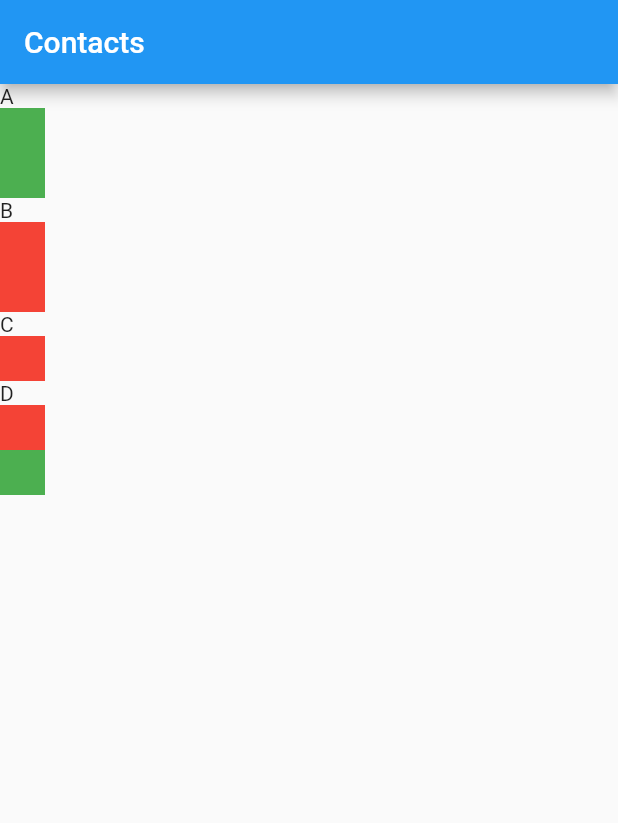
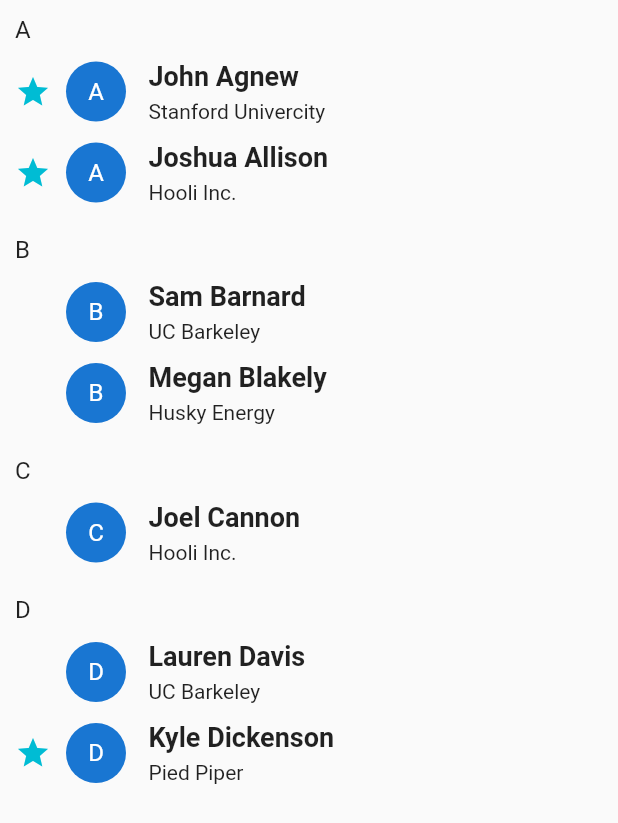
Before and after one commit to AndreyMokryj/radency-task2, a Flutter app: the screen it shows after launch, on a phone screen of 412 x 824 dp. Shown: the top 823 px of the screen. Run offline on Flutter 3.47's test engine with Material 2 defaults, Android fonts, the light colour scheme and no system bars.

Commit message:
Structure and styles ready

```diff
--- a/lib/contact_widget.dart
+++ b/lib/contact_widget.dart
@@ -1,6 +1,7 @@
 import 'package:flutter/material.dart';
 import 'package:radency_task2/main.dart';
 import 'package:radency_task2/model/contact.dart';
+import 'package:radency_task2/styles.dart';
 
 class ContactWidget extends StatefulWidget{
   final Contact user;
@@ -25,15 +26,37 @@ class _ContactWidgetState extends State<ContactWidget> {
       children: [
         GestureDetector(
           child: Container(
-            width: 30,
-            height: 30,
-            color: user.favourite ? Colors.green : Colors.red,
+            color: Colors.transparent,
+            padding: EdgeInsets.all(10),
+            child: Icon(
+              Icons.star,
+              color: user.favourite ? Colors.cyan : Colors.transparent,
+            ),
           ),
           onTap: (){
             setState(() {
               contacts.firstWhere((element) => user.id == element.id).favourite = !(user.favourite);
             });
           },
+        ),
+        CircleAvatar(
+          child: Text(user.getLastNameLetter()),
+        ),
+        SizedBox(
+          width: 15,
+        ),
+        Column(
+          crossAxisAlignment: CrossAxisAlignment.start,
+          children: [
+            Text(
+              user.name,
+              style: nameStyle,
+            ),
+            SizedBox(
+              height: 5,
+            ),
+            Text(user.company),
+          ],
         )
       ],
     );
--- a/lib/main.dart
+++ b/lib/main.dart
@@ -1,6 +1,7 @@
 import 'package:flutter/material.dart';
 import 'package:radency_task2/contact_widget.dart';
 import 'package:radency_task2/model/contact.dart';
+import 'package:radency_task2/styles.dart';
 
 void main() {
   runApp(MyApp());
@@ -39,19 +40,35 @@ class MyHomePage extends StatelessWidget {
     });
 
     return Scaffold(
-      appBar: AppBar(
-        title: Text(title),
-
-      ),
+      // appBar: AppBar(
+      //   title: Text(title),
+      //
+      // ),
       body: SingleChildScrollView(
         child: Column(
-          children: contactsMap.entries.map((entry) => Column(
+          children: <Widget>[
+            SafeArea(child: Container())
+          ] + contactsMap.entries.map((entry) => Column(
             crossAxisAlignment: CrossAxisAlignment.start,
             children: <Widget>[
-              Text(entry.key)
-            ] + entry.value.map((element) => ContactWidget(
-                user: element,
-              )).toList(),
+              Container(
+                margin: EdgeInsets.symmetric(
+                  vertical: 10,
+                  horizontal: 10
+                ),
+                child: Text(
+                  entry.key,
+                  style: letterStyle,
+                )
+              )
+            ] + entry.value.map((element) => Container(
+              margin: EdgeInsets.only(
+                bottom: 10
+              ),
+              child: ContactWidget(
+                  user: element,
+                ),
+            )).toList(),
           )).toList(),
         ),
       ),
--- /dev/null
+++ b/lib/styles.dart
@@ -0,0 +1,15 @@
+import 'package:flutter/material.dart';
+
+const nameStyle = TextStyle(
+  fontSize: 18,
+  fontWeight: FontWeight.w600,
+);
+
+const companyStyle = TextStyle(
+  fontSize: 12,
+  color: Colors.grey
+);
+
+const letterStyle = TextStyle(
+  fontSize: 16,
+);
```
